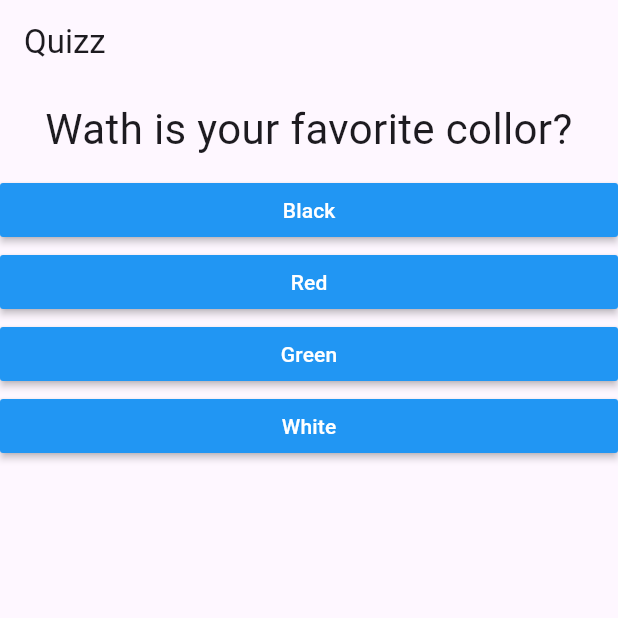
After one commit to f3lipems/quizz, a Flutter app: the screen it shows after launch, on a phone screen of 412 x 824 dp, the top half of it. The commit adds this screen. Run offline on Flutter 3.47's test engine with Material 3 defaults, Android fonts, the phone set to English and light mode, and no system bars.

Commit message:
refactor questionnaire

```diff
--- a/lib/main.dart
+++ b/lib/main.dart
@@ -2,6 +2,7 @@ import 'package:flutter/material.dart';
 import './question.dart';
 import './reply.dart';
 import './result.dart';
+import './questionnaire.dart';
 
 void main() {
   runApp(const MainApp());
@@ -47,25 +48,16 @@ class _MainAppState extends State<MainApp> {
 
   @override
   Widget build(BuildContext context) {
-    List<String> answers = hasSelectedQuestion
-        ? _questions[_selectedQuestion].cast()['answers']
-        : [];
-    List<Widget> answersWidget =
-        answers.map((t) => Reply(replyLabel: t, onSelected: _reply)).toList();
-
     return MaterialApp(
       home: Scaffold(
           appBar: AppBar(
             title: const Text('Quizz'),
           ),
           body: hasSelectedQuestion
-              ? Column(
-                  children: [
-                    Question(
-                        questionText:
-                            _questions[_selectedQuestion]['text'].toString()),
-                    ...answersWidget
-                  ],
+              ? Questionnaire(
+                  questions: _questions,
+                  selectedQuestion: _selectedQuestion,
+                  reply: _reply,
                 )
               : const Result()),
     );
--- /dev/null
+++ b/lib/questionnaire.dart
@@ -0,0 +1,34 @@
+import 'package:flutter/material.dart';
+import './question.dart';
+import './reply.dart';
+
+class Questionnaire extends StatelessWidget {
+  const Questionnaire({
+    super.key,
+    required this.questions,
+    required this.selectedQuestion,
+    required this.reply,
+  });
+
+  final List<Map<String, Object>> questions;
+  final int selectedQuestion;
+  final void Function() reply;
+
+  bool get hasSelectedQuestion {
+    return selectedQuestion < questions.length;
+  }
+
+  @override
+  Widget build(BuildContext context) {
+    List<String> answers = hasSelectedQuestion
+        ? questions[selectedQuestion].cast()['answers']
+        : [];
+
+    return Column(
+      children: [
+        Question(questionText: questions[selectedQuestion]['text'].toString()),
+        ...answers.map((t) => Reply(replyLabel: t, onSelected: reply))
+      ],
+    );
+  }
+}
```
